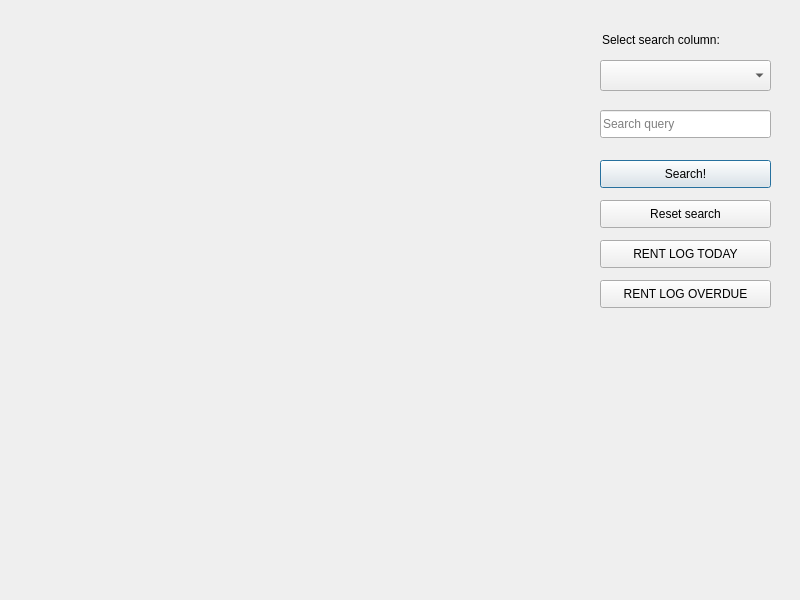
This is viewtable.ui in DanziLLL/visual_course as Qt 5 draws it before an edit. The edited form follows.
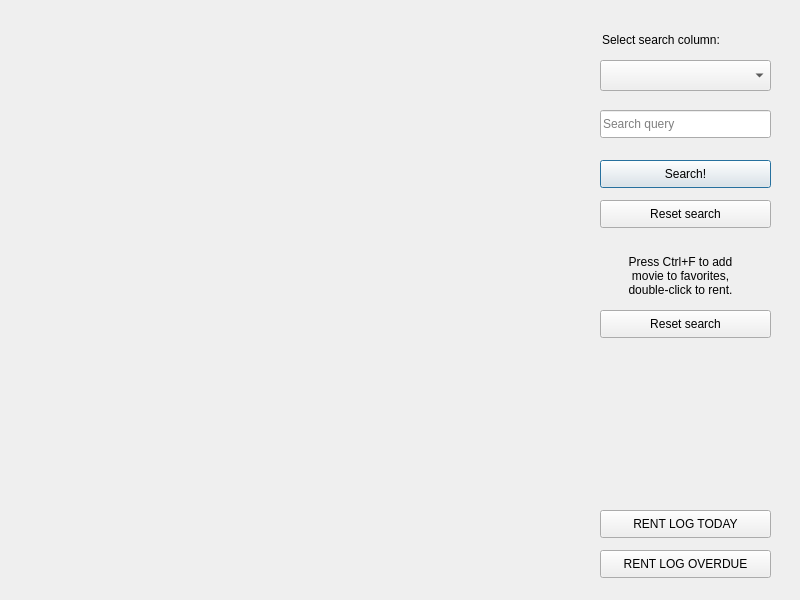
This is the edited form.

Patch:
```diff
--- a/viewtable.ui
+++ b/viewtable.ui
@@ -97,7 +97,7 @@
    <property name="geometry">
     <rect>
      <x>600</x>
-     <y>240</y>
+     <y>510</y>
      <width>171</width>
      <height>28</height>
     </rect>
@@ -110,7 +110,7 @@
    <property name="geometry">
     <rect>
      <x>600</x>
-     <y>280</y>
+     <y>550</y>
      <width>171</width>
      <height>28</height>
     </rect>
@@ -119,6 +119,37 @@
     <string>RENT LOG OVERDUE</string>
    </property>
   </widget>
+  <widget class="QLabel" name="label_2">
+   <property name="geometry">
+    <rect>
+     <x>600</x>
+     <y>240</y>
+     <width>161</width>
+     <height>71</height>
+    </rect>
+   </property>
+   <property name="text">
+    <string>Press Ctrl+F to add 
+movie to favorites, 
+double-click to rent.</string>
+   </property>
+   <property name="alignment">
+    <set>Qt::AlignCenter</set>
+   </property>
+  </widget>
+  <widget class="QPushButton" name="btn_showFavorites">
+   <property name="geometry">
+    <rect>
+     <x>600</x>
+     <y>310</y>
+     <width>171</width>
+     <height>28</height>
+    </rect>
+   </property>
+   <property name="text">
+    <string>Reset search</string>
+   </property>
+  </widget>
  </widget>
  <resources/>
  <connections/>
```
